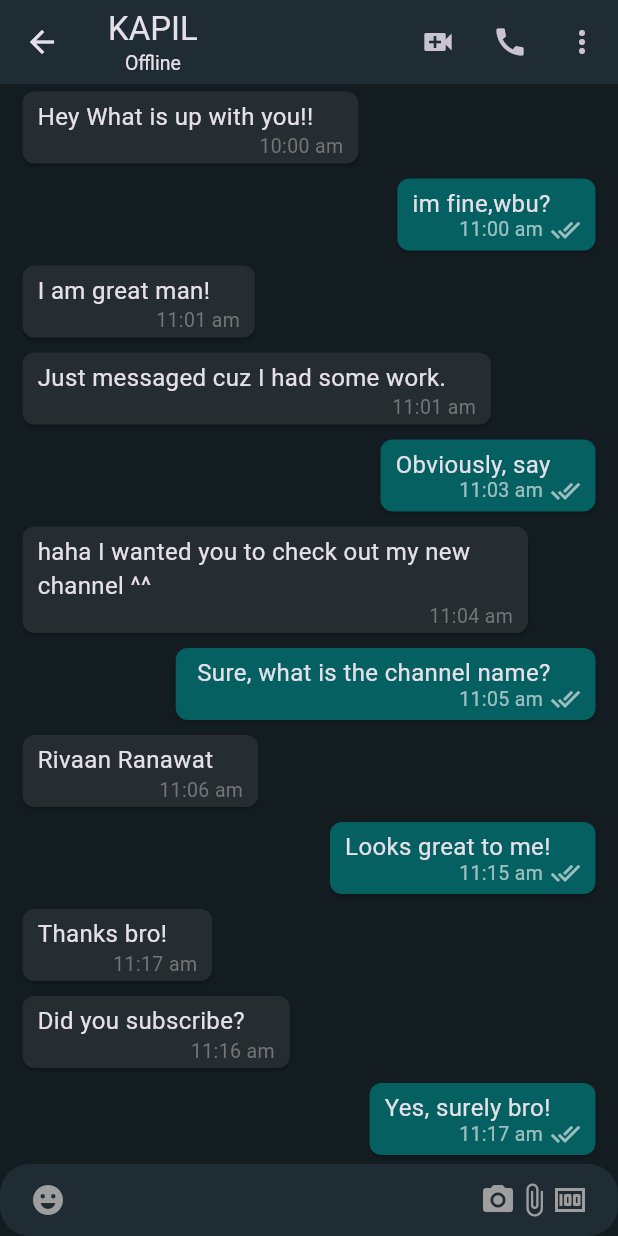
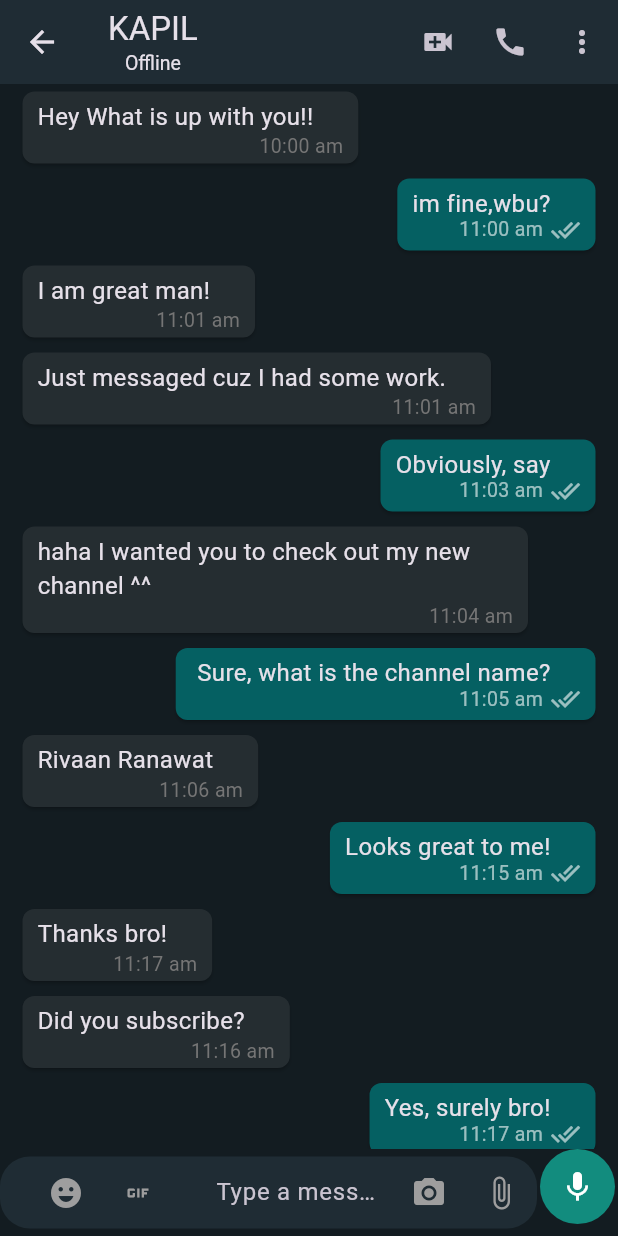
Before and after one commit to Kapil619/Flutter-WhatsApp, a Flutter app: the MobileChatScreen screen opened directly, on a phone screen of 412 x 824 dp. Run offline on Flutter 3.47's test engine with Material 3 defaults, Android fonts, the light colour scheme and no system bars; our stand-ins replace cloud_firestore, country_picker, firebase_auth, firebase_core, firebase_storage, flutter_contacts and 2 more; accounts and stored records are empty.

Commit message:
Created chat feature & updated the bottom_chat_field UI

```diff
--- a/lib/screens/mobile_chat_screen.dart
+++ b/lib/features/chat/screens/mobile_chat_screen.dart
@@ -3,6 +3,7 @@
 import 'package:whatsapp/colors.dart';
 import 'package:whatsapp/common/widgets/loader.dart';
 import 'package:whatsapp/features/auth/controller/auth_controller.dart';
+import 'package:whatsapp/features/chat/widgets/bottom_chat_field.dart';
 import 'package:whatsapp/info.dart';
 import 'package:whatsapp/models/user_model.dart';
 import 'package:whatsapp/widgets/chat_list.dart';
@@ -60,48 +61,7 @@
           const Expanded(
             child: ChatList(),
           ),
-          TextField(
-            decoration: InputDecoration(
-              filled: true,
-              fillColor: mobileChatBoxColor,
-              prefixIcon: const Padding(
-                padding: EdgeInsets.symmetric(horizontal: 20.0),
-                child: Icon(
-                  Icons.emoji_emotions,
-                  color: Colors.grey,
-                ),
-              ),
-              suffixIcon: const Padding(
-                padding: EdgeInsets.symmetric(horizontal: 20.0),
-                child: Row(
-                  mainAxisAlignment: MainAxisAlignment.end,
-                  children: [
-                    Icon(
-                      Icons.camera_alt,
-                      color: Colors.grey,
-                    ),
-                    Icon(
-                      Icons.attach_file,
-                      color: Colors.grey,
-                    ),
-                    Icon(
-                      Icons.money,
-                      color: Colors.grey,
-                    ),
-                  ],
-                ),
-              ),
-              hintText: 'Type a message!',
-              border: OutlineInputBorder(
-                borderRadius: BorderRadius.circular(20.0),
-                borderSide: const BorderSide(
-                  width: 0,
-                  style: BorderStyle.none,
-                ),
-              ),
-              contentPadding: const EdgeInsets.all(10),
-            ),
-          ),
+          BottomChatField(),
         ],
       ),
     );
--- /dev/null
+++ b/lib/features/chat/widgets/bottom_chat_field.dart
@@ -0,0 +1,107 @@
+import "package:flutter/material.dart";
+
+import 'package:whatsapp/colors.dart';
+
+class BottomChatField extends StatefulWidget {
+  const BottomChatField({
+    super.key,
+  });
+
+  @override
+  State<BottomChatField> createState() => _BottomChatFieldState();
+}
+
+class _BottomChatFieldState extends State<BottomChatField> {
+  bool isShowSendButton = false;
+
+  @override
+  Widget build(BuildContext context) {
+    return Row(
+      children: [
+        Expanded(
+          child: TextFormField(
+            onChanged: (val) {
+              if (val.isNotEmpty) {
+                setState(() {
+                  isShowSendButton = true;
+                });
+              } else {
+                setState(() {
+                  isShowSendButton = false;
+                });
+              }
+            },
+            decoration: InputDecoration(
+              filled: true,
+              fillColor: mobileChatBoxColor,
+              prefixIcon: Padding(
+                padding: const EdgeInsets.symmetric(horizontal: 20.0),
+                child: SizedBox(
+                  width: 100,
+                  child: Row(
+                    children: [
+                      IconButton(
+                        onPressed: () {},
+                        icon: const Icon(
+                          Icons.emoji_emotions,
+                          color: Colors.grey,
+                        ),
+                      ),
+                      IconButton(
+                        onPressed: () {},
+                        icon: const Icon(
+                          Icons.gif,
+                          color: Colors.grey,
+                        ),
+                      ),
+                    ],
+                  ),
+                ),
+              ),
+              suffixIcon: SizedBox(
+                width: 100,
+                child: Row(
+                  mainAxisAlignment: MainAxisAlignment.end,
+                  children: [
+                    IconButton(
+                      onPressed: () {},
+                      icon: const Icon(
+                        Icons.camera_alt,
+                        color: Colors.grey,
+                      ),
+                    ),
+                    IconButton(
+                      onPressed: () {},
+                      icon: const Icon(
+                        Icons.attach_file,
+                        color: Colors.grey,
+                      ),
+                    ),
+                  ],
+                ),
+              ),
+              hintText: 'Type a message!',
+              border: OutlineInputBorder(
+                borderRadius: BorderRadius.circular(20.0),
+                borderSide: const BorderSide(
+                  width: 0,
+                  style: BorderStyle.none,
+                ),
+              ),
+              contentPadding: const EdgeInsets.all(10),
+            ),
+          ),
+        ),
+        Padding(
+          padding: const EdgeInsets.only(right: 2, bottom: 8, left: 2),
+          child: CircleAvatar(
+            backgroundColor: const Color(0xFF128C7E),
+            radius: 25,
+            child: Icon(isShowSendButton ? Icons.send : Icons.mic,
+                color: Colors.white),
+          ),
+        )
+      ],
+    );
+  }
+}
--- a/lib/features/select_contacts/repository/select_contact_repository.dart
+++ b/lib/features/select_contacts/repository/select_contact_repository.dart
@@ -4,7 +4,7 @@
 import 'package:flutter_riverpod/flutter_riverpod.dart';
 import 'package:whatsapp/common/utils/utils.dart';
 import 'package:whatsapp/models/user_model.dart';
-import 'package:whatsapp/screens/mobile_chat_screen.dart';
+import 'package:whatsapp/features/chat/screens/mobile_chat_screen.dart';
 
 final selectContactRepositoryProvider = Provider(
   (ref) => SelectContactRepository(firestore: FirebaseFirestore.instance),
--- a/lib/router.dart
+++ b/lib/router.dart
@@ -4,7 +4,7 @@
 import 'package:whatsapp/features/auth/screens/otp_screen.dart';
 import 'package:whatsapp/features/auth/screens/user_information_screen.dart';
 import 'package:whatsapp/features/select_contacts/screens/select_contact_screen.dart';
-import 'package:whatsapp/screens/mobile_chat_screen.dart';
+import 'package:whatsapp/features/chat/screens/mobile_chat_screen.dart';
 
 Route<dynamic> generateRoute(RouteSettings settings) {
   switch (settings.name) {
--- a/lib/widgets/contacts_list.dart
+++ b/lib/widgets/contacts_list.dart
@@ -1,7 +1,7 @@
 import 'package:flutter/material.dart';
 import 'package:whatsapp/colors.dart';
 import 'package:whatsapp/info.dart';
-import 'package:whatsapp/screens/mobile_chat_screen.dart';
+import 'package:whatsapp/features/chat/screens/mobile_chat_screen.dart';
 
 class ContactsList extends StatelessWidget {
   const ContactsList({super.key});
```
